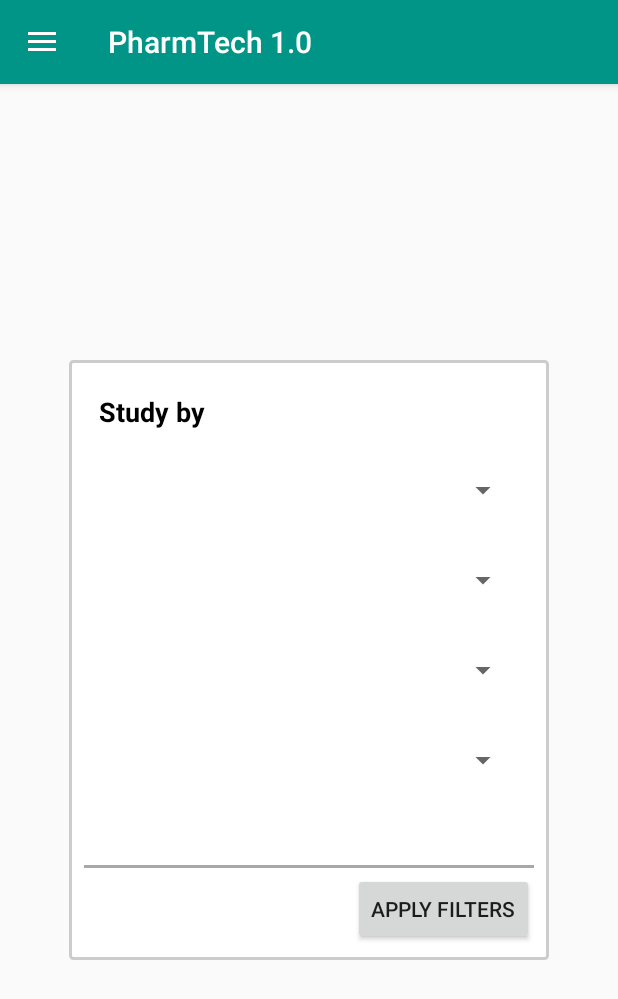
After one commit to alexpereira/PharmTech, an Android app: the fragment FilterFragment placed in its activity, on a phone screen of 412 x 824 dp. The commit adds this screen. Shown: the top 999 px of the screen. Run offline under Robolectric (Android 15) with nearby library versions, the phone set to English and light mode, and no system bars.

Commit message:
Latest version

```diff
--- a/app/src/main/AndroidManifest.xml
+++ b/app/src/main/AndroidManifest.xml
@@ -16,9 +16,6 @@
                 <category android:name="android.intent.category.LAUNCHER"/>
             </intent-filter>
         </activity>
-        <activity android:name=".FlashcardsActivity">
-
-        </activity>
     </application>
 
 </manifest>
--- /dev/null
+++ b/app/src/main/java/com/alexpereira/android/pharmatech10/FilterFragment.java
@@ -0,0 +1,43 @@
+package com.alexpereira.android.pharmatech10;
+
+import android.app.Dialog;
+import android.app.DialogFragment;
+import android.os.Bundle;
+import android.view.LayoutInflater;
+import android.view.View;
+import android.view.ViewGroup;
+import android.view.Window;
+import android.widget.Button;
+
+/**
+ * Created by alexpereira on 12/10/16.
+ */
+
+public class FilterFragment extends DialogFragment {
+
+
+    @Override
+    public View onCreateView(LayoutInflater inflater, ViewGroup container, Bundle savedInstanceState) {
+        View view = inflater.inflate(R.layout.fragment_filter, container, false);
+
+        final Button button = (Button) view.findViewById(R.id.button1);
+
+        button.setOnClickListener(new View.OnClickListener() {
+            public void onClick(View v) {
+                dismiss();
+            }
+        });
+
+        return view;
+
+    }
+
+    @Override
+    public Dialog onCreateDialog(Bundle savedInstanceState) {
+        final Dialog dialog = super.onCreateDialog(savedInstanceState);
+        dialog.requestWindowFeature(Window.FEATURE_NO_TITLE);
+        getDialog().setCanceledOnTouchOutside(true);
+        return dialog;
+    }
+
+}
--- /dev/null
+++ b/app/src/main/res/drawable-mdpi/filter_border.xml
@@ -0,0 +1,10 @@
+<?xml version="1.0" encoding="UTF-8"?>
+<shape
+    xmlns:android="http://schemas.android.com/apk/res/android"
+    android:shape="rectangle">
+    <solid
+        android:color="@color/cardview_light_background" />
+    <corners android:radius="2dp"/>
+    <padding android:left="10dp" android:right="10dp" android:top="10dp" android:bottom="10dp"/>
+    <stroke android:width="2dp" android:color="#CCCCCC"/>
+</shape>
--- a/app/src/main/res/layout/activity_main.xml
+++ b/app/src/main/res/layout/activity_main.xml
@@ -8,10 +8,12 @@
 
     <!-- As the main content view, the view below consumes the entire
          space available using match_parent in both dimensions. -->
+
     <FrameLayout
         android:id="@+id/content_frame"
         android:layout_width="match_parent"
         android:layout_height="match_parent">
+
 
 
         <!--<android.support.v7.widget.AppCompatTextView-->
@@ -194,7 +196,14 @@
 
         <!--</android.support.v7.widget.CardView>-->
 
+
+
     </FrameLayout>
+
+    <FrameLayout
+        android:id="@+id/filter_frame"
+        android:layout_width="wrap_content"
+        android:layout_height="wrap_content"/>
 
     <!-- android:layout_gravity="start" tells DrawerLayout to treat
          this as a sliding drawer on the left side for left-to-right
--- /dev/null
+++ b/app/src/main/res/layout/fragment_filter.xml
@@ -0,0 +1,76 @@
+<?xml version="1.0" encoding="utf-8"?>
+<GridLayout xmlns:android="http://schemas.android.com/apk/res/android"
+            xmlns:tools="http://schemas.android.com/tools"
+            android:layout_width="320dp"
+            android:background="@drawable/filter_border"
+            android:layout_gravity="center_vertical|center_horizontal"
+            android:layout_height="400dp">
+
+
+    <TextView
+        android:text="@string/study_by"
+        android:layout_width="match_parent"
+        android:layout_height="wrap_content"
+        android:id="@+id/textView"
+        android:layout_margin="10dp"
+        android:textSize="18sp"
+        android:textStyle="bold"
+        android:layout_row="1"
+        android:layout_column="0"
+        android:textColor="@color/black"/>
+
+    <Spinner
+        android:layout_width="match_parent"
+        android:id="@+id/spinner2"
+        android:layout_row="3"
+        android:layout_column="0"
+        android:gravity="start"
+        android:layout_margin="10dp"
+        android:layout_height="40dp"/>
+
+    <Spinner
+        android:layout_width="match_parent"
+        android:layout_height="40dp"
+        android:id="@+id/spinner3"
+        android:layout_row="4"
+        android:layout_column="0"
+        android:gravity="start"
+        android:layout_margin="10dp"/>
+
+    <Spinner
+        android:layout_width="match_parent"
+        android:layout_height="40dp"
+        android:id="@+id/spinner4"
+        android:layout_row="5"
+        android:layout_column="0"
+        android:gravity="start"
+        android:layout_margin="10dp"
+        android:layout_marginBottom="50dp"/>
+
+    <View
+        android:layout_width="fill_parent"
+        android:layout_height="2dip"
+        android:layout_column="0"
+        android:layout_row="6"
+        android:background="@color/gray"
+        android:layout_marginBottom="10dp"/>
+
+    <Spinner
+        android:layout_width="match_parent"
+        android:id="@+id/spinner1"
+        android:layout_row="2"
+        android:layout_column="0"
+        android:gravity="start"
+        android:layout_margin="10dp"
+        android:layout_height="40dp"/>
+
+    <Button
+        android:id="@+id/button1"
+        android:layout_gravity="end"
+        android:layout_row="6"
+        android:layout_column="0"
+        android:text="APPLY FILTERS"
+        android:elevation="24dp"
+        android:layout_marginTop="5dp"/>
+
+</GridLayout>
--- a/app/src/main/res/menu/menu.xml
+++ b/app/src/main/res/menu/menu.xml
@@ -1,7 +1,6 @@
 <?xml version="1.0" encoding="utf-8"?>
 <menu xmlns:android="http://schemas.android.com/apk/res/android"
-      xmlns:app="http://schemas.android.com/apk/res-auto"
-    >
+      xmlns:app="http://schemas.android.com/apk/res-auto">
     <item
         android:id="@+id/close_flashcards"
         android:icon="@mipmap/ic_action_cancel"
--- a/app/src/main/res/values/colors.xml
+++ b/app/src/main/res/values/colors.xml
@@ -9,10 +9,10 @@
 
     <color name="white">#f5e4e4</color>
     <color name="yellow">#FFFF00</color>
-    <color name="fuchsia">#FF00FF</color>
+    <color name="fuchsia">#ef0eef</color>
     <color name="red">#FF0000</color>
     <color name="silver">#C0C0C0</color>
-    <color name="gray">#808080</color>
+    <color name="gray">#a8a8a8</color>
     <color name="olive">#808000</color>
     <color name="purple">#800080</color>
     <color name="maroon">#800000</color>
--- a/app/src/main/res/values/strings.xml
+++ b/app/src/main/res/values/strings.xml
@@ -2,11 +2,12 @@
     <string name="app_name">PharmTech 1.0</string>
     <string-array name="drawer_items">
         <item>Home</item>
-        <item>Search Cards</item>
+        <item>Review</item>
         <item>Flashcards</item>
     </string-array>
     <string name="drawer_open">Open navigation drawer</string>
     <string name="drawer_close">Close navigation drawer</string>
     <string name="purposeSpinner">Purpose</string>
+    <string name="study_by">Study by</string>
 
 </resources>
```
Also changed, not shown: app/src/main/java/com/alexpereira/android/pharmatech10/FlashcardsActivity.java (deleted, +0 -60 lines), app/src/main/java/com/alexpereira/android/pharmatech10/FlashcardsFragment.java (added, +52 -0 lines), app/src/main/java/com/alexpereira/android/pharmatech10/MainActivity.java (+15 -16 lines), app/src/main/java/com/alexpereira/android/pharmatech10/ReviewFragment.java (added, +53 -0 lines), app/src/main/java/com/alexpereira/android/pharmatech10/SearchCardsFragment.java (deleted, +0 -23 lines), app/src/main/res/layout/activity_flashcards.xml (deleted, +0 -37 lines), app/src/main/res/layout/fragment_flashcards.xml (renamed from app/src/main/res/layout/fragment_searchcards.xml, +5 -2 lines), app/src/main/res/layout/fragment_review.xml (added, +16 -0 lines).
